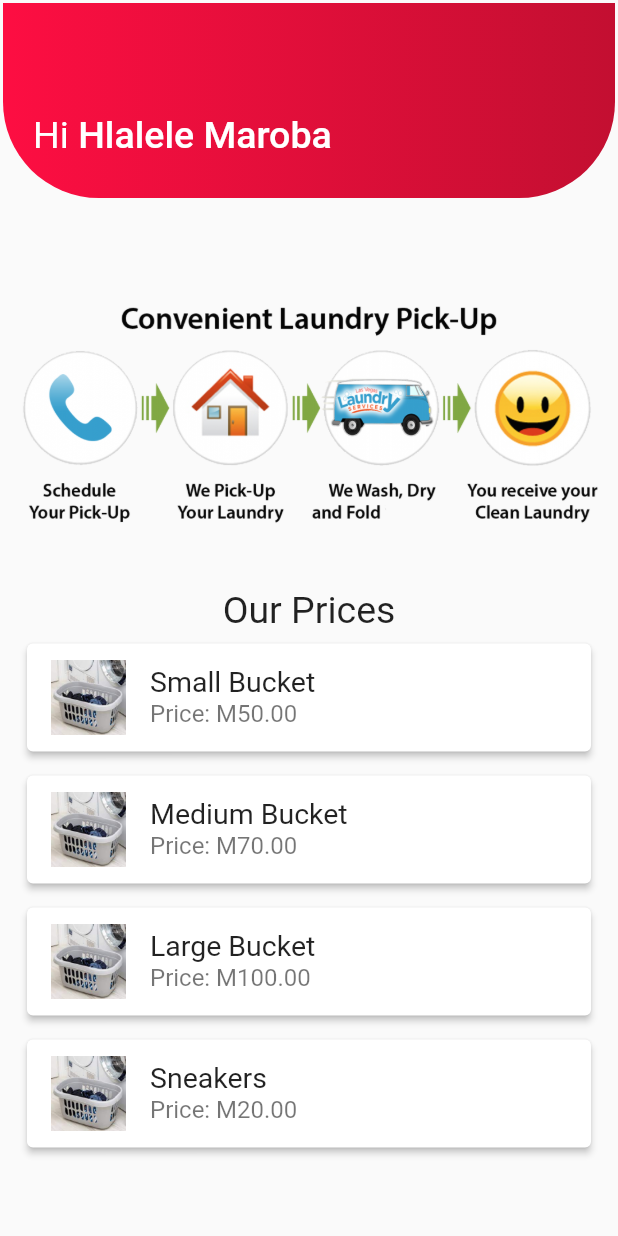
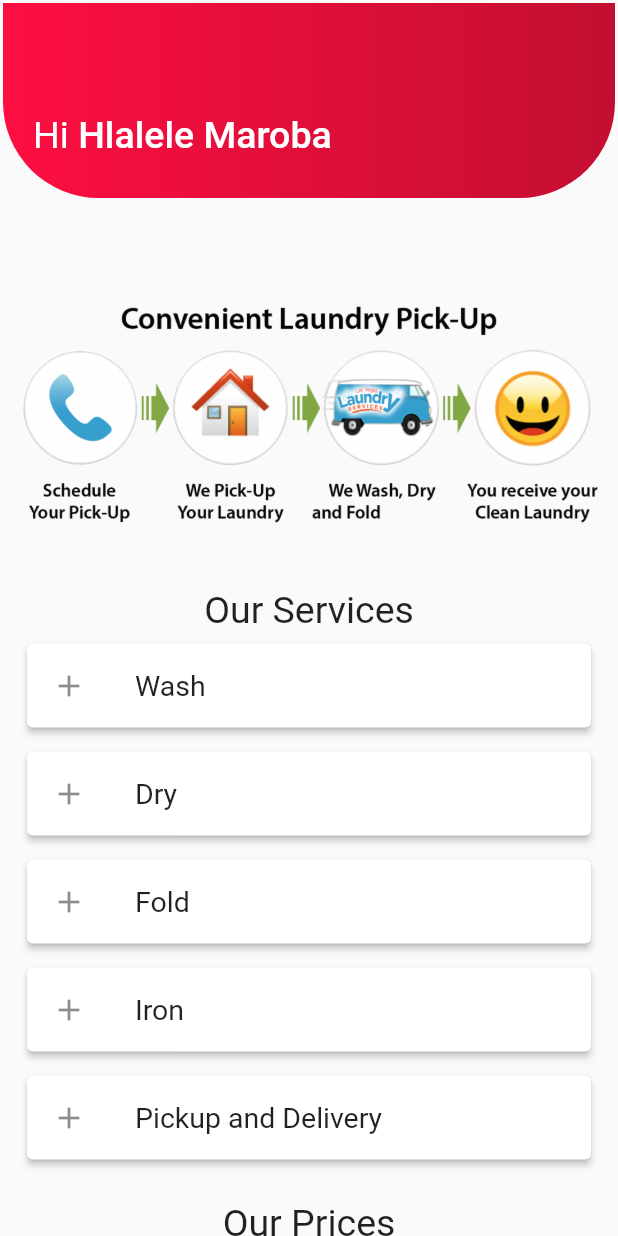
Before and after one commit to HMaroba/M4K, a Flutter app: the HomePage screen opened directly, on a phone screen of 412 x 824 dp. Run offline on Flutter 3.47's test engine with Material 2 defaults, Android fonts, the phone set to English and light mode, and no system bars; our stand-ins replace video_player; Roboto replaces fonts that are missing (OpenSans).

```diff
--- a/lib/screens/customerDashboard/home.dart
+++ b/lib/screens/customerDashboard/home.dart
@@ -1,5 +1,6 @@
 import 'package:flutter/material.dart';
 import 'package:m4k/screens/customerDashboard/price_list.dart';
+import 'package:m4k/screens/customerDashboard/services.dart';
 
 class HomePage extends StatelessWidget {
   const HomePage({super.key});
@@ -68,6 +69,33 @@ class HomePage extends StatelessWidget {
                 height: 20,
               ),
               const Text(
+                'Our Services',
+                style: TextStyle(fontSize: 25, fontWeight: FontWeight.w400),
+              ),
+              ListView.builder(
+                shrinkWrap:
+                    true, // Ensure the ListView doesn't take more space than needed
+                itemCount: servicesList.length,
+                itemBuilder: (BuildContext context, int index) {
+                  final item = servicesList[index];
+                  return Card(
+                    elevation: 2, // Add elevation for a card-like appearance
+                    margin:
+                        const EdgeInsets.symmetric(vertical: 8, horizontal: 16),
+                    child: ListTile(
+                      leading: const Icon(Icons.add),
+                      title: Text(
+                        item['name'],
+                        style: const TextStyle(fontSize: 19),
+                      ),
+                    ),
+                  );
+                },
+              ),
+              const SizedBox(
+                height: 20,
+              ),
+              const Text(
                 'Our Prices',
                 style: TextStyle(fontSize: 25, fontWeight: FontWeight.w400),
               ),
--- /dev/null
+++ b/lib/screens/customerDashboard/services.dart
@@ -0,0 +1,17 @@
+List<Map<String, dynamic>> servicesList = [
+  {
+    'name': 'Wash',
+  },
+  {
+    'name': 'Dry',
+  },
+  {
+    'name': 'Fold',
+  },
+  {
+    'name': 'Iron',
+  },
+  {
+    'name': 'Pickup and Delivery',
+  },
+];
```
